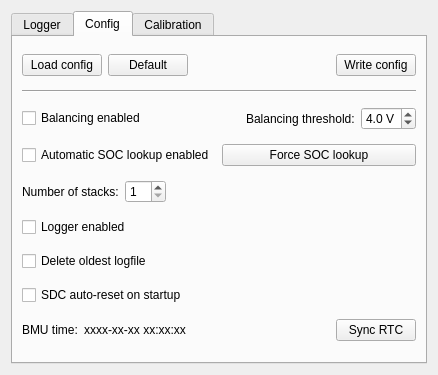
derlucae98/spr-bmu-viewer, file spr21e-bms-viewer/config.ui: the form before one commit.
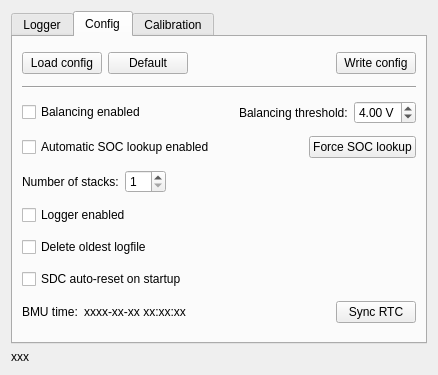
The form after the commit. The open tabs and pages were chosen to show the change.

Commit message: Implement SD formatting functionality

```diff
--- a/spr21e-bms-viewer/config.ui
+++ b/spr21e-bms-viewer/config.ui
@@ -178,6 +178,19 @@
            </property>
           </widget>
          </item>
+         <item>
+          <spacer name="horizontalSpacer_11">
+           <property name="orientation">
+            <enum>Qt::Horizontal</enum>
+           </property>
+           <property name="sizeHint" stdset="0">
+            <size>
+             <width>40</width>
+             <height>20</height>
+            </size>
+           </property>
+          </spacer>
+         </item>
          <item>
           <widget class="QPushButton" name="btnForceSocLookup">
            <property name="text">
@@ -222,7 +235,7 @@
             <string> V</string>
            </property>
            <property name="decimals">
-            <number>1</number>
+            <number>2</number>
            </property>
            <property name="minimum">
             <double>3.000000000000000</double>
@@ -510,6 +523,13 @@
      </widget>
     </widget>
    </item>
+   <item row="1" column="0">
+    <widget class="QLabel" name="status">
+     <property name="text">
+      <string>xxx</string>
+     </property>
+    </widget>
+   </item>
   </layout>
  </widget>
  <resources/>
```
Left out of the diff: 33 changed lines with no effect on the pictures. The commit also changes 1 other file.
